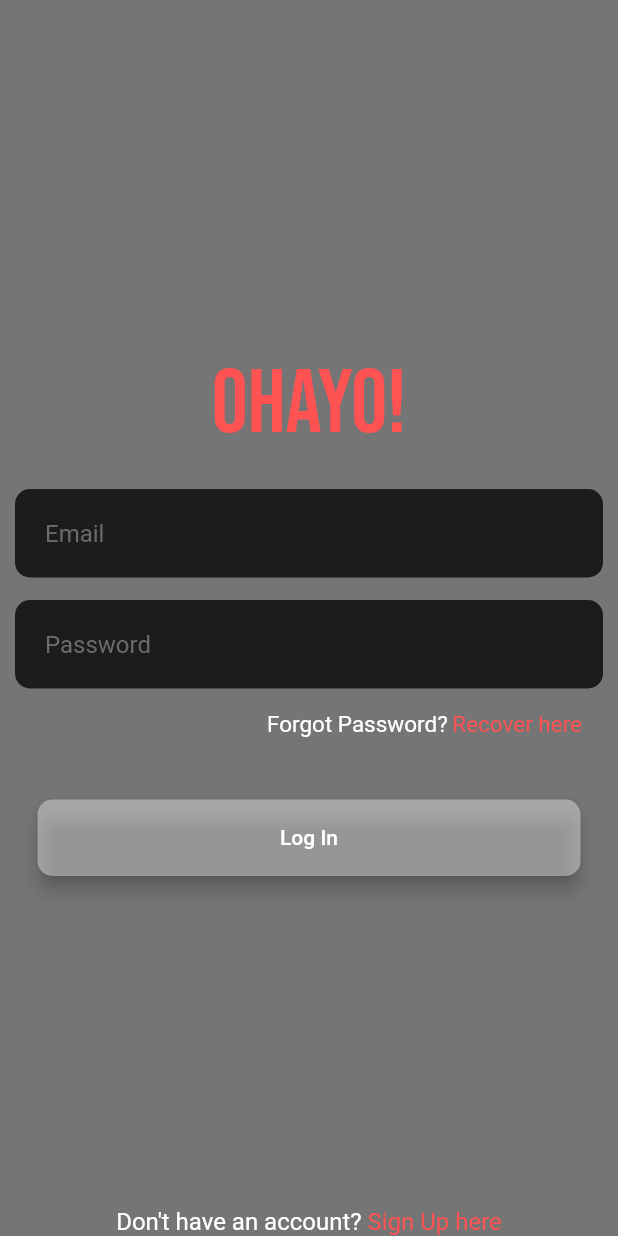
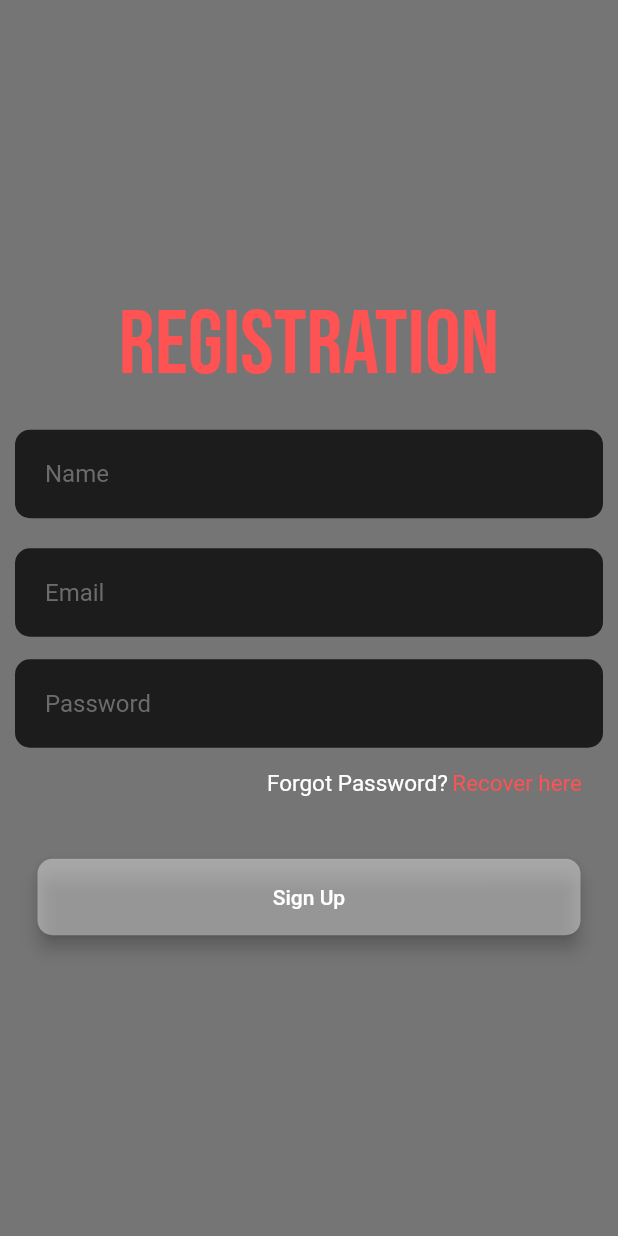
Before and after one commit to utsavmajhi/annaflix-Flutter, a Flutter app: the screen it shows after launch, after a tap on "Sign Up here", on a phone screen of 412 x 824 dp. Run offline on Flutter 3.47's test engine with Material 2 defaults, Android fonts, the phone set to English and light mode, and no system bars; our stand-ins replace animated_text_kit, curved_navigation_bar, firebase_auth, flutter_spinkit, google_fonts; accounts and stored records are empty; network calls fail.

Commit message:
registration page creation

```diff
--- a/lib/LoginPage.dart
+++ b/lib/LoginPage.dart
@@ -1,11 +1,16 @@
 import 'package:annaflix/LoginPage.dart';
 import 'package:curved_navigation_bar/curved_navigation_bar.dart';
 import 'package:flutter/material.dart';
+import 'package:annaflix/PrimePage.dart';
 import 'package:annaflix/HomePage.dart';
 import 'package:google_fonts/google_fonts.dart';
 import 'package:annaflix/constants.dart';
 import 'package:annaflix/rounded_button.dart';
 import 'package:animated_text_kit/animated_text_kit.dart';
+import 'package:firebase_auth/firebase_auth.dart';
+import 'package:flutter_spinkit/flutter_spinkit.dart';
+import 'package:annaflix/Registration.dart';
+
 class LoginPage extends StatefulWidget {
   static String id='LoginPage';
 
@@ -13,38 +18,26 @@ class LoginPage extends StatefulWidget {
   _WelcomePageState createState() => _WelcomePageState();
 }
 
-class _WelcomePageState extends State<LoginPage> with SingleTickerProviderStateMixin {
-  AnimationController controller;
-  Animation animation;
+class _WelcomePageState extends State<LoginPage> with TickerProviderStateMixin {
+
+  final _auth=FirebaseAuth.instance;
+  String email;
+  String password;
 
   @override
   void initState() {
     // TODO: implement initState
     super.initState();
-    controller=AnimationController(
-      duration: Duration(seconds: 3),
-      vsync: this,
-    );
-    controller.forward();
-    controller.addListener(()
-    {
-      print(controller.value);
-      if(controller.value==1.0)
-        setState(() {
 
-        });
-    });
 
   }
   @override
   Widget build(BuildContext context) {
-
     return Scaffold(
       backgroundColor: Colors.black54,
       body: Stack(
         children: <Widget>[
-          Positioned(
-            child: Column(
+          Column(
             mainAxisAlignment: MainAxisAlignment.center,
             crossAxisAlignment: CrossAxisAlignment.center,
             children: <Widget>[
@@ -67,6 +60,7 @@ class _WelcomePageState extends State<LoginPage> with SingleTickerProviderStateM
                   onChanged: (value)
                   {
                     //get the email id
+                    email=value;
                   },
                   style: TextStyle(
                     color: Colors.white54
@@ -86,10 +80,11 @@ class _WelcomePageState extends State<LoginPage> with SingleTickerProviderStateM
                   textAlign: TextAlign.start,
                   onChanged: (value)
                   {
-                      //get the email id
+                    //get the pass
+                    password=value;
                   },
                   style: TextStyle(
-                        color: Colors.white54
+                      color: Colors.white54,
                   ),
                   decoration: klogintextfieldstyle.copyWith(hintText: 'Password'),
 
@@ -130,13 +125,32 @@ class _WelcomePageState extends State<LoginPage> with SingleTickerProviderStateM
               SizedBox(
                 height: 20,
               ),
-                RoundedButton(title:'Log In',colour: Colors.white38,onPressed:(){
+              RoundedButton(title:'Log In',colour: Colors.white38,onPressed:()async{
                 //backend starts for checking login credentials
+                setState(() {
+                  final spinkit = SpinKitSquareCircle(
+                    color: Colors.white,
+                    size: 50.0,
+                    controller: AnimationController(vsync: this, duration: const Duration(milliseconds: 1200)),
+                  );
+                });
 
+                try {
+                  final user = await _auth.signInWithEmailAndPassword(
+                      email: email.trim(), password: password);
+                  if (user != null) {
+                    Navigator.pushNamed(context,PrimePage.id);
+                  }
+                }
+                catch(e)
+                {
+                  print(e);
+                }
               } ),
             ],
           ),
-          ),
+          Stack(
+            children: <Widget>[
               Column(
                 mainAxisAlignment: MainAxisAlignment.end,
 
@@ -156,7 +170,7 @@ class _WelcomePageState extends State<LoginPage> with SingleTickerProviderStateM
                       ),
                       GestureDetector(
                         onTap: (){
-
+                          Navigator.pushNamed(context, Registration.id);
                         },
                         child: Text(
                           'Sign Up here',
@@ -172,6 +186,9 @@ class _WelcomePageState extends State<LoginPage> with SingleTickerProviderStateM
                 ],
               )
             ],
+          )
+
+        ],
 
       ),
     );
--- /dev/null
+++ b/lib/Registration.dart
@@ -0,0 +1,172 @@
+import 'package:annaflix/LoginPage.dart';
+import 'package:curved_navigation_bar/curved_navigation_bar.dart';
+import 'package:flutter/material.dart';
+import 'package:annaflix/PrimePage.dart';
+import 'package:annaflix/HomePage.dart';
+import 'package:google_fonts/google_fonts.dart';
+import 'package:annaflix/constants.dart';
+import 'package:annaflix/rounded_button.dart';
+import 'package:animated_text_kit/animated_text_kit.dart';
+import 'package:firebase_auth/firebase_auth.dart';
+import 'package:flutter_spinkit/flutter_spinkit.dart';
+
+class Registration extends StatefulWidget {
+  static String id='Registration';
+  @override
+  _RegistrationState createState() => _RegistrationState();
+}
+
+class _RegistrationState extends State<Registration> with TickerProviderStateMixin{
+  final _auth=FirebaseAuth.instance;
+  String email;
+  String password;
+
+
+  @override
+  Widget build(BuildContext context) {
+    return Scaffold(
+      backgroundColor: Colors.black54,
+      body: Center(
+        child: SingleChildScrollView(
+          child: Stack(
+            children: <Widget>[
+              Positioned(
+                child: Column(
+                  mainAxisAlignment: MainAxisAlignment.center,
+                  crossAxisAlignment: CrossAxisAlignment.center,
+                  children: <Widget>[
+                    Text(
+                      'Registration',
+                      style: GoogleFonts.bebasNeue(
+                        fontSize: 60,
+                        color: Colors.redAccent,
+                      ),
+                    ),
+                    SizedBox(
+                      height: 20,
+                    ),
+                    Container(
+                      padding: EdgeInsets.only(left: 10,right: 10),
+                      child: TextField(
+                        cursorColor: Color(0xFF6B6B6B),
+                        keyboardType: TextInputType.emailAddress,
+                        textAlign: TextAlign.start,
+                        onChanged: (value)
+                        {
+                          //get the email id
+                          email=value;
+                        },
+                        style: TextStyle(
+                            color: Colors.white54
+                        ),
+                        decoration: klogintextfieldstyle.copyWith(hintText: 'Name'),
+
+                      ),
+                    ),
+                    SizedBox(
+                      height: 20,
+                    ),
+                    Container(
+                      padding: EdgeInsets.only(left: 10,right: 10),
+                      child: TextField(
+                        cursorColor: Color(0xFF6B6B6B),
+                        keyboardType: TextInputType.emailAddress,
+                        textAlign: TextAlign.start,
+                        onChanged: (value)
+                        {
+                          //get the email id
+                          email=value;
+                        },
+                        style: TextStyle(
+                            color: Colors.white54
+                        ),
+                        decoration: klogintextfieldstyle.copyWith(hintText: 'Email'),
+
+                      ),
+                    ),
+                    SizedBox(
+                      height: 15,
+                    ),
+                    Container(
+                      padding: EdgeInsets.only(left: 10,right: 10),
+                      child: TextField(
+                        cursorColor: Color(0xFF6B6B6B),
+                        obscureText: true,
+                        textAlign: TextAlign.start,
+                        onChanged: (value)
+                        {
+                          //get the pass
+                          password=value;
+                        },
+                        style: TextStyle(
+                            color: Colors.white54
+                        ),
+                        decoration: klogintextfieldstyle.copyWith(hintText: 'Password'),
+
+                      ),
+                    ),
+                    Container(
+                      padding: EdgeInsets.only(left:15,top:15,right: 24,bottom: 15),
+                      child: Row(
+
+                        mainAxisAlignment: MainAxisAlignment.end,
+                        children: <Widget>[
+                          Text(
+                            'Forgot Password?',
+                            style: TextStyle(
+                                color: Colors.white,
+                                fontSize: 15
+                            ),
+                          ),
+                          SizedBox(
+                            width: 3,
+                          ),
+                          GestureDetector(
+                            onTap: (){
+                              //if clicked on recover password
+
+                            },
+                            child: Text(
+                              'Recover here',
+                              style: TextStyle(
+                                color: Colors.redAccent,
+                                fontSize: 15,
+                              ),
+                            ),
+                          ),
+                        ],
+                      ),
+                    ),
+                    SizedBox(
+                      height: 20,
+                    ),
+                    RoundedButton(title:'Sign Up',colour: Colors.white38,onPressed:()async{
+                      //backend starts for checking login credentials
+                      setState(() {
+
+                      });
+
+                      try {
+                        final user = await _auth.createUserWithEmailAndPassword(email: email.trim(), password: password);
+                        if (user != null) {
+                          final FirebaseUser user = await _auth.currentUser();
+                          print("utsav"+ user.uid);
+                          Navigator.pushNamed(context,PrimePage.id);
+                        }
+                      }
+                      catch(e)
+                      {
+                        print(e);
+                      }
+                    } ),
+                  ],
+                ),
+              ),
+            ],
+
+          ),
+        ),
+      ),
+    );
+  }
+}
--- a/lib/main.dart
+++ b/lib/main.dart
@@ -4,7 +4,7 @@ import 'package:flutter/material.dart';
 import 'package:annaflix/HomePage.dart';
 import 'package:annaflix/PrimePage.dart';
 import 'package:annaflix/LoginPage.dart';
-
+import 'package:annaflix/Registration.dart';
 
 void main() => runApp(AnnaFlix());
 
@@ -22,6 +22,7 @@ class AnnaFlix extends StatelessWidget {
         LoginPage.id:(context) => LoginPage(),
         PrimePage.id:(context) => PrimePage(),
         HomePage.id:(context) => HomePage(),
+        Registration.id:(context) => Registration(),
 
 
       },
--- a/pubspec.yaml
+++ b/pubspec.yaml
@@ -27,6 +27,8 @@ dependencies:
   animated_text_kit: ^2.0.1
   google_fonts: ^1.1.0
   rounded_loading_button: ^1.0.0
+  firebase_auth: ^0.16.0
+  flutter_spinkit: "^4.1.2"
 
 
 dev_dependencies:
```
Also changed, not shown: pubspec.lock. Lines whose indentation alone changed are shown as unchanged.
